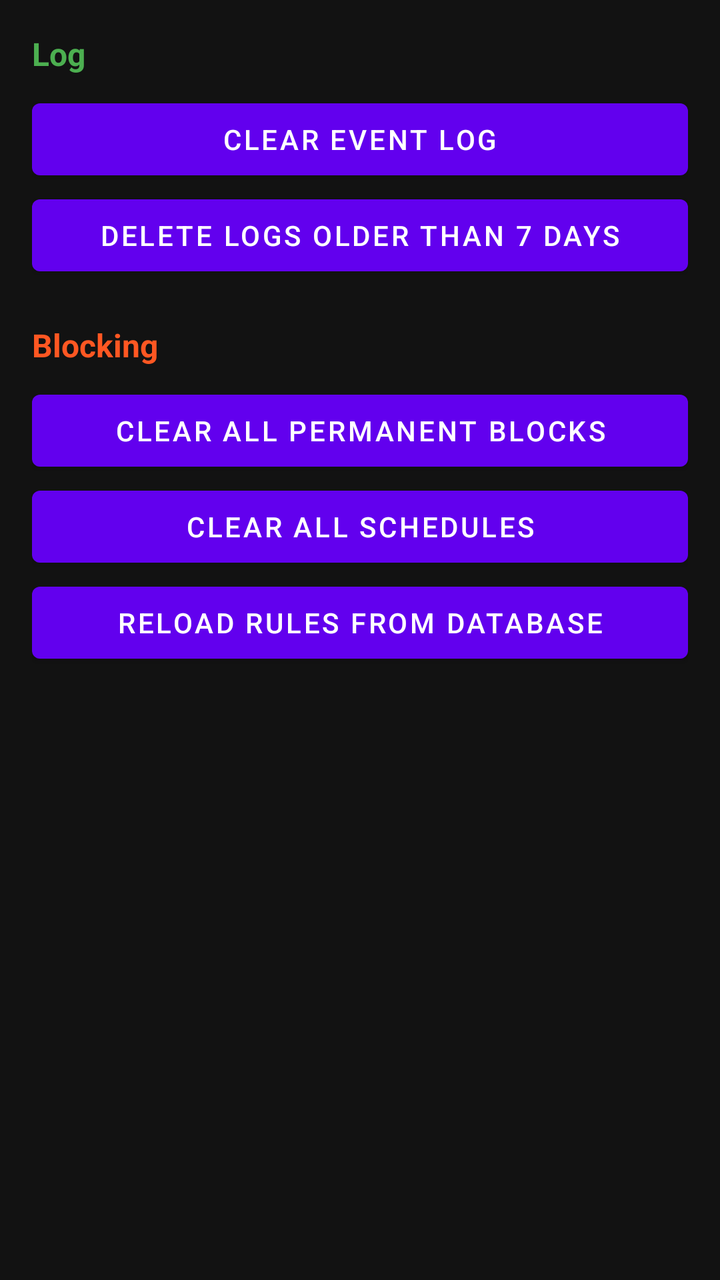
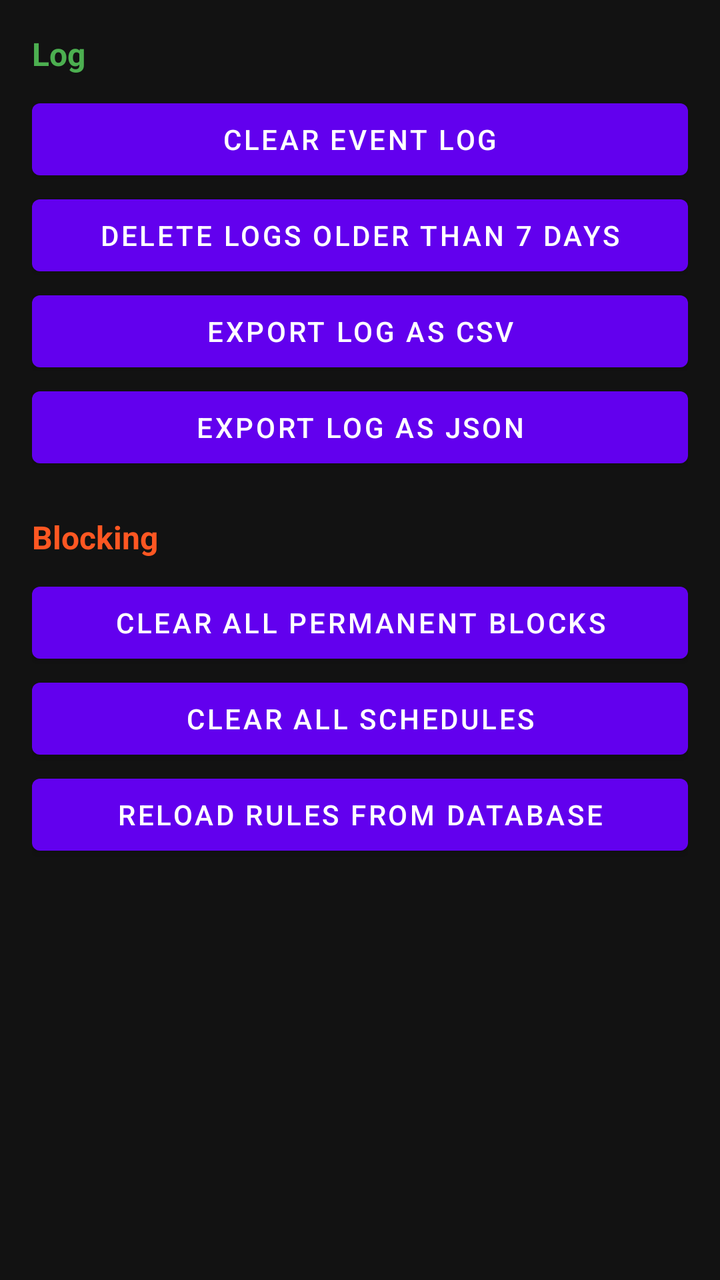

Before-and-after screenshots of an Android layout around one commit, followed by the original layout XML and the change that was made.
<!-- AndroidManifest.xml: application theme Theme.MaterialComponents.DayNight.NoActionBar -->
<!-- res/layout/fragment_settings.xml -->
<?xml version="1.0" encoding="utf-8"?>
<ScrollView xmlns:android="http://schemas.android.com/apk/res/android"
    android:layout_width="match_parent"
    android:layout_height="match_parent"
    android:background="#121212"
    android:padding="16dp">

    <LinearLayout
        android:layout_width="match_parent"
        android:layout_height="wrap_content"
        android:orientation="vertical">

        <TextView
            android:layout_width="match_parent"
            android:layout_height="wrap_content"
            android:text="Log"
            android:textColor="#4CAF50"
            android:textStyle="bold"
            android:textSize="16sp"
            android:paddingBottom="8dp" />

        <Button
            android:id="@+id/btnClearLog"
            android:layout_width="match_parent"
            android:layout_height="wrap_content"
            android:text="Clear event log" />

        <Button
            android:id="@+id/btnDeleteOldLogs"
            android:layout_width="match_parent"
            android:layout_height="wrap_content"
            android:text="Delete logs older than 7 days" />

        <TextView
            android:layout_width="match_parent"
            android:layout_height="wrap_content"
            android:text="Blocking"
            android:textColor="#FF5722"
            android:textStyle="bold"
            android:textSize="16sp"
            android:paddingTop="20dp"
            android:paddingBottom="8dp" />

        <Button
            android:id="@+id/btnClearPermanentBlocks"
            android:layout_width="match_parent"
            android:layout_height="wrap_content"
            android:text="Clear all permanent blocks" />

        <Button
            android:id="@+id/btnClearSchedules"
            android:layout_width="match_parent"
            android:layout_height="wrap_content"
            android:text="Clear all schedules" />

        <Button
            android:id="@+id/btnReloadRules"
            android:layout_width="match_parent"
            android:layout_height="wrap_content"
            android:text="Reload rules from database" />

        <TextView
            android:id="@+id/settingsStatus"
            android:layout_width="match_parent"
            android:layout_height="wrap_content"
            android:textColor="#9E9E9E"
            android:textSize="13sp"
            android:paddingTop="16dp" />
    </LinearLayout>
</ScrollView>
<!-- resources referenced by this layout -->
<resources>

</resources>

<!-- the commit's change to res/layout/fragment_settings.xml (unified diff, before → after) -->
@@ -30,6 +30,18 @@
             android:layout_width="match_parent"
             android:layout_height="wrap_content"
             android:text="Delete logs older than 7 days" />
+
+        <Button
+            android:id="@+id/btnExportCsv"
+            android:layout_width="match_parent"
+            android:layout_height="wrap_content"
+            android:text="Export log as CSV" />
+
+        <Button
+            android:id="@+id/btnExportJson"
+            android:layout_width="match_parent"
+            android:layout_height="wrap_content"
+            android:text="Export log as JSON" />
 
         <TextView
             android:layout_width="match_parent"
